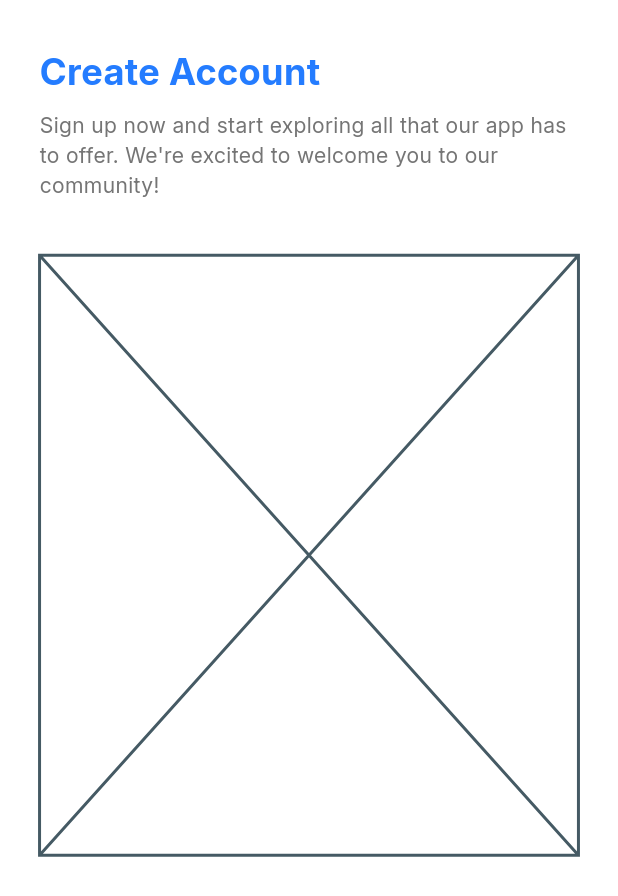
After one commit to MohammedAttia3104/flutter_advanced_complete_course, a Flutter app: the SignUpScreen screen opened by its route, on a phone screen of 412 x 824 dp. The commit adds this screen. Shown: the top 896 px of the screen. Run offline on Flutter 3.47's test engine with Material 3 defaults, Android fonts, the phone set to English and light mode, and no system bars; our stand-ins replace dio, flutter_bloc, flutter_screenutil, flutter_svg, freezed_annotation, get_it and 3 more; accounts and stored records are empty; generated files the repository leaves out were written again.

```diff
--- /dev/null
+++ b/devtools_options.yaml
@@ -0,0 +1,3 @@
+description: This file stores settings for Dart & Flutter DevTools.
+documentation: https://docs.flutter.dev/tools/devtools/extensions#configure-extension-enablement-states
+extensions:
--- a/lib/core/networking/api_constants.dart
+++ b/lib/core/networking/api_constants.dart
@@ -1,6 +1,7 @@
 class ApiConstants {
   static const String apiBaseUrl = "https://vcare.integration25.com/api/";
-  static const String login = "Auth/login";
+  static const String login = "auth/login";
+  static const String register = "auth/register";
 }
 
 class ApiErrors {
--- a/lib/core/networking/api_services.dart
+++ b/lib/core/networking/api_services.dart
@@ -14,4 +14,6 @@ abstract class ApiServices {
   Future<LoginResponse> login(
     @Body() LoginRequestBody loginRequestBody,
   );
+
+
 }
--- a/lib/core/routing/app_router.dart
+++ b/lib/core/routing/app_router.dart
@@ -4,6 +4,7 @@ import 'package:flutter_advanced_complete_course/features/home/home_screen.dart'
 import 'package:flutter_advanced_complete_course/features/login/presentation/controllers/login_cubit.dart';
 import 'package:flutter_advanced_complete_course/features/login/presentation/screens/login_screen.dart';
 import 'package:flutter_advanced_complete_course/features/onboarding/onboarding_screen.dart';
+import 'package:flutter_advanced_complete_course/features/signup/presentation/screens/sign_up_screen.dart';
 import 'package:flutter_bloc/flutter_bloc.dart';
 
 import '../di/dependency_injection.dart';
@@ -25,6 +26,10 @@ class AppRouter {
             child: const LoginScreen(),
           ),
         );
+      case Routes.signUpScreen :
+        return MaterialPageRoute(
+          builder: (_) => const SignUpScreen(),
+        );
       case Routes.homeScreen:
         return MaterialPageRoute(
           builder: (_) => const HomeScreen(),
--- a/lib/core/theming/strings.dart
+++ b/lib/core/theming/strings.dart
@@ -12,4 +12,9 @@ class Strings {
   static const String loginForgotPassword = 'Forgot Password?';
   static const String loginBtn = 'Login';
   static const String loginAlreadyHaveNoAccount = 'Don\'t have an account?';
+
+  //sign up
+  static const String signUpCreateAccount = 'Create Account';
+  static const String signUpCreateAccountDescription =
+      'Sign up now and start exploring all that our app has to offer. We\'re excited to welcome you to our community!';
 }
--- a/lib/features/login/presentation/widgets/do_not_have_account_text.dart
+++ b/lib/features/login/presentation/widgets/do_not_have_account_text.dart
@@ -1,6 +1,8 @@
 import 'package:flutter/gestures.dart';
 import 'package:flutter/material.dart';
+import 'package:flutter_advanced_complete_course/core/helpers/extensions.dart';
 
+import '../../../../core/routing/routes.dart';
 import '../../../../core/theming/styles.dart';
 
 class DoNotHaveAccountText extends StatelessWidget {
@@ -19,10 +21,10 @@ class DoNotHaveAccountText extends StatelessWidget {
           TextSpan(
             text: ' Sign Up',
             style: TextStyles.font13BlueSemiBold,
-           /* recognizer: TapGestureRecognizer()
+            recognizer: TapGestureRecognizer()
               ..onTap = () {
                 context.pushReplacementNamed(Routes.signUpScreen);
-              },*/
+              },
           ),
         ],
       ),
--- /dev/null
+++ b/lib/features/signup/presentation/screens/sign_up_screen.dart
@@ -0,0 +1,44 @@
+import 'package:flutter/material.dart';
+import 'package:flutter_advanced_complete_course/core/theming/strings.dart';
+import 'package:flutter_screenutil/flutter_screenutil.dart';
+
+import '../../../../core/helpers/spacing.dart';
+import '../../../../core/theming/styles.dart';
+import '../widgets/sign_up_form.dart';
+
+class SignUpScreen extends StatelessWidget {
+  const SignUpScreen({super.key});
+
+  @override
+  Widget build(BuildContext context) {
+    return  Scaffold(
+      body: SingleChildScrollView(
+        child: SafeArea(
+          child: Padding(
+            padding: EdgeInsets.symmetric(vertical: 30.h, horizontal: 24.w),
+            child: Column(
+              crossAxisAlignment: CrossAxisAlignment.start,
+              children: [
+                Text(
+                  Strings.signUpCreateAccount,
+                  style: TextStyles.font24BlueBold,
+                ),
+                verticalSpace(8),
+                Text(
+                  Strings.signUpCreateAccountDescription,
+                  style: TextStyles.font14GrayRegular,
+                ),
+                verticalSpace(36),
+                const Column(
+                  children: [
+                    SignUpForm(),
+                  ],
+                ),
+              ],
+            ),
+          ),
+        ),
+      )
+    );
+  }
+}
--- /dev/null
+++ b/lib/features/signup/presentation/widgets/sign_up_form.dart
@@ -0,0 +1,10 @@
+import 'package:flutter/material.dart';
+
+class SignUpForm extends StatelessWidget {
+  const SignUpForm({super.key});
+
+  @override
+  Widget build(BuildContext context) {
+    return const Placeholder();
+  }
+}
```
Also changed, not shown: lib/features/signup/data/models/sign_up_request_body.dart (added, +25 -0 lines), lib/features/signup/data/models/sign_up_response.dart (added, +29 -0 lines), lib/core/networking/api_services.g.dart, lib/features/signup/data/models/sign_up_request_body.g.dart (added), lib/features/signup/data/models/sign_up_response.g.dart (added).
